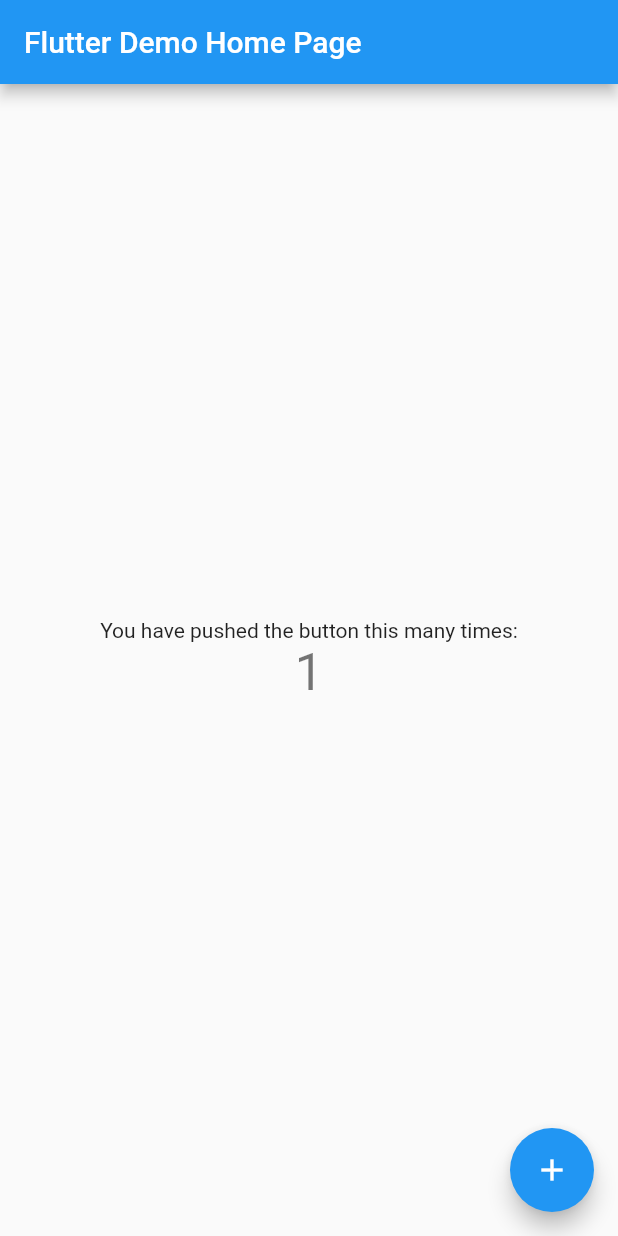
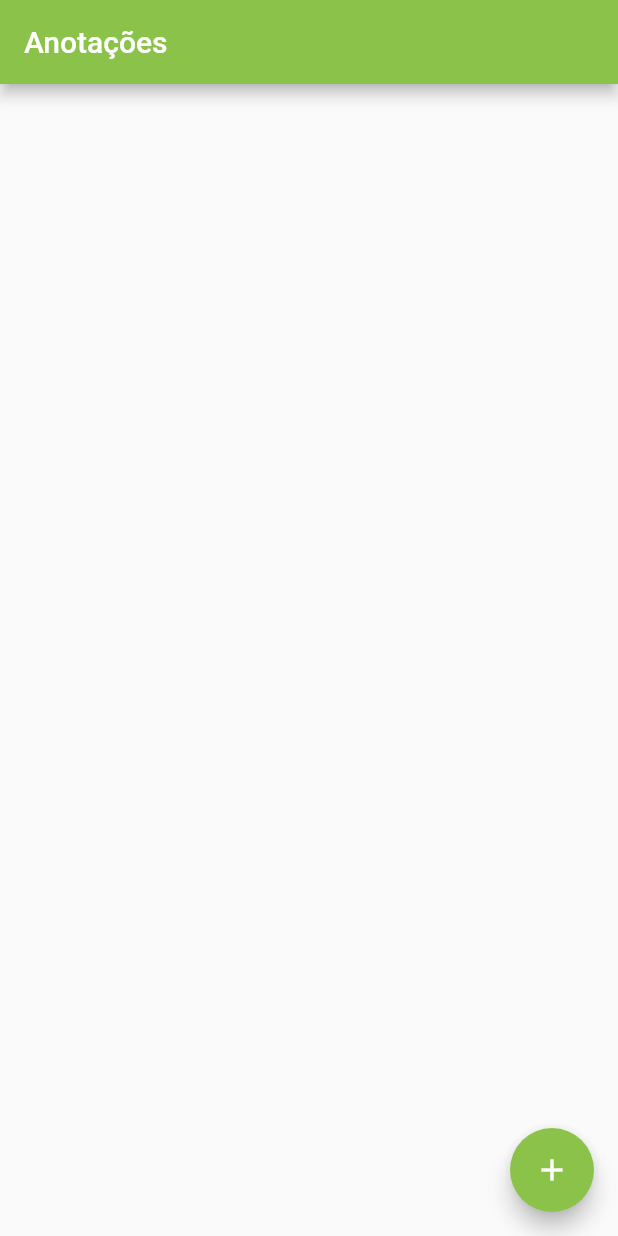
Before and after one commit to Marcusalvesrocha/app_notas_diarias, a Flutter app: the screen it shows after launch, after a tap on the "add" icon, on a phone screen of 412 x 824 dp. Run offline on Flutter 3.47's test engine with Material 2 defaults, Android fonts, the phone set to English and light mode, and no system bars.

Commit message:
Layout básico

```diff
--- /dev/null
+++ b/lib/Home.dart
@@ -0,0 +1,27 @@
+import 'package:flutter/material.dart';
+
+class Home extends StatefulWidget {
+  const Home({Key? key}) : super(key: key);
+
+  @override
+  _HomeState createState() => _HomeState();
+}
+
+class _HomeState extends State<Home> {
+  @override
+  Widget build(BuildContext context) {
+    return Scaffold(
+      appBar: AppBar(
+        title: Text("Anotações"),
+        backgroundColor: Colors.lightGreen,
+      ),
+      body: Container(),
+      floatingActionButton: FloatingActionButton(
+        backgroundColor: Colors.lightGreen,
+        foregroundColor: Colors.white,
+        onPressed: () {},
+        child: Icon(Icons.add),
+      ),
+    );
+  }
+}
--- a/lib/main.dart
+++ b/lib/main.dart
@@ -1,115 +1,7 @@
+import 'package:flutter/cupertino.dart';
 import 'package:flutter/material.dart';
+import 'package:notas_diarias/Home.dart';
 
 void main() {
-  runApp(const MyApp());
+  runApp(MaterialApp(home: Home(), debugShowCheckedModeBanner: false));
 }
-
-class MyApp extends StatelessWidget {
-  const MyApp({Key? key}) : super(key: key);
-
-  // This widget is the root of your application.
-  @override
-  Widget build(BuildContext context) {
-    return MaterialApp(
-      title: 'Flutter Demo',
-      theme: ThemeData(
-        // This is the theme of your application.
-        //
-        // Try running your application with "flutter run". You'll see the
-        // application has a blue toolbar. Then, without quitting the app, try
-        // changing the primarySwatch below to Colors.green and then invoke
-        // "hot reload" (press "r" in the console where you ran "flutter run",
-        // or simply save your changes to "hot reload" in a Flutter IDE).
-        // Notice that the counter didn't reset back to zero; the application
-        // is not restarted.
-        primarySwatch: Colors.blue,
-      ),
-      home: const MyHomePage(title: 'Flutter Demo Home Page'),
-    );
-  }
-}
-
-class MyHomePage extends StatefulWidget {
-  const MyHomePage({Key? key, required this.title}) : super(key: key);
-
-  // This widget is the home page of your application. It is stateful, meaning
-  // that it has a State object (defined below) that contains fields that affect
-  // how it looks.
-
-  // This class is the configuration for the state. It holds the values (in this
-  // case the title) provided by the parent (in this case the App widget) and
-  // used by the build method of the State. Fields in a Widget subclass are
-  // always marked "final".
-
-  final String title;
-
-  @override
-  State<MyHomePage> createState() => _MyHomePageState();
-}
-
-class _MyHomePageState extends State<MyHomePage> {
-  int _counter = 0;
-
-  void _incrementCounter() {
-    setState(() {
-      // This call to setState tells the Flutter framework that something has
-      // changed in this State, which causes it to rerun the build method below
-      // so that the display can reflect the updated values. If we changed
-      // _counter without calling setState(), then the build method would not be
-      // called again, and so nothing would appear to happen.
-      _counter++;
-    });
-  }
-
-  @override
-  Widget build(BuildContext context) {
-    // This method is rerun every time setState is called, for instance as done
-    // by the _incrementCounter method above.
-    //
-    // The Flutter framework has been optimized to make rerunning build methods
-    // fast, so that you can just rebuild anything that needs updating rather
-    // than having to individually change instances of widgets.
-    return Scaffold(
-      appBar: AppBar(
-        // Here we take the value from the MyHomePage object that was created by
-        // the App.build method, and use it to set our appbar title.
-        title: Text(widget.title),
-      ),
-      body: Center(
-        // Center is a layout widget. It takes a single child and positions it
-        // in the middle of the parent.
-        child: Column(
-          // Column is also a layout widget. It takes a list of children and
-          // arranges them vertically. By default, it sizes itself to fit its
-          // children horizontally, and tries to be as tall as its parent.
-          //
-          // Invoke "debug painting" (press "p" in the console, choose the
-          // "Toggle Debug Paint" action from the Flutter Inspector in Android
-          // Studio, or the "Toggle Debug Paint" command in Visual Studio Code)
-          // to see the wireframe for each widget.
-          //
-          // Column has various properties to control how it sizes itself and
-          // how it positions its children. Here we use mainAxisAlignment to
-          // center the children vertically; the main axis here is the vertical
-          // axis because Columns are vertical (the cross axis would be
-          // horizontal).
-          mainAxisAlignment: MainAxisAlignment.center,
-          children: <Widget>[
-            const Text(
-              'You have pushed the button this many times:',
-            ),
-            Text(
-              '$_counter',
-              style: Theme.of(context).textTheme.headline4,
-            ),
-          ],
-        ),
-      ),
-      floatingActionButton: FloatingActionButton(
-        onPressed: _incrementCounter,
-        tooltip: 'Increment',
-        child: const Icon(Icons.add),
-      ), // This trailing comma makes auto-formatting nicer for build methods.
-    );
-  }
-}
```
Also changed, not shown: 3 other files.
